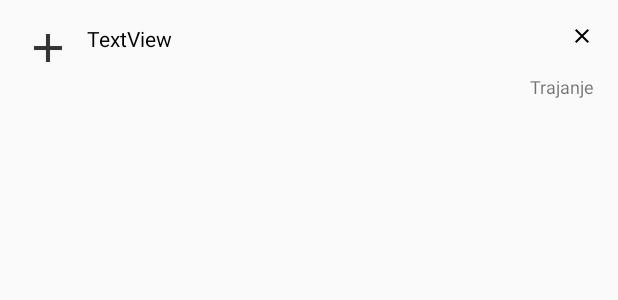
After one commit to ajokic1/timely, an Android app: the layout neo_item.xml on its own in the app's theme, with its tools: preview values and no code run, on a phone screen of 412 x 824 dp. The commit adds this screen. Shown: the top 300 px of the screen. Run offline under Robolectric (Android 15) with nearby library versions, the phone set to English and light mode, and no system bars.

Commit message:
Dodao neodredjene

```diff
--- a/app/src/main/AndroidManifest.xml
+++ b/app/src/main/AndroidManifest.xml
@@ -22,8 +22,10 @@
         <activity
             android:name=".Unos"
             android:windowSoftInputMode="adjustResize" />
-        <activity android:name=".IzaberiUnos"
-            android:label="Nova obaveza"></activity>
+        <activity
+            android:name=".IzaberiUnos"
+            android:label="Nova obaveza" />
+        <activity android:name=".Neodredjene"></activity>
     </application>
 
 </manifest>
--- a/app/src/main/java/com/example/andrej/timely/Datum.java
+++ b/app/src/main/java/com/example/andrej/timely/Datum.java
@@ -43,7 +43,10 @@ public class Datum {
 
     public String toString(){
         String s = Integer.toString(intDatum);
-        return s.substring(6,7) + "." + s.substring(4,5) + "." + s.substring(0,3);
+        try{return s.substring(6,7) + "." + s.substring(4,5) + "." + s.substring(0,3);}
+        catch (StringIndexOutOfBoundsException e){
+            return "";
+        }
     }
 
     public Datum(int dan, int mjesec, int godina) {
--- /dev/null
+++ b/app/src/main/res/layout/neo_item.xml
@@ -0,0 +1,71 @@
+<?xml version="1.0" encoding="utf-8"?>
+<LinearLayout xmlns:android="http://schemas.android.com/apk/res/android"
+    xmlns:app="http://schemas.android.com/apk/res-auto"
+    android:layout_width="match_parent"
+    android:layout_height="wrap_content"
+    android:orientation="vertical"
+    android:id="@+id/itemLinLay">
+
+    <RelativeLayout
+        android:layout_width="match_parent"
+        android:layout_weight="1"
+        android:layout_height="50dp"
+        android:layout_margin="16dp">
+
+        <TextView
+            android:text="Trajanje"
+            android:layout_width="wrap_content"
+            android:layout_height="wrap_content"
+            android:layout_centerVertical="false"
+            android:layout_alignParentRight="true"
+            android:layout_alignParentEnd="true"
+            android:id="@+id/neoItemTrajanje"
+            android:textSize="12sp"
+            android:layout_alignParentBottom="true"
+            android:layout_alignTop="@+id/pocItemVrijeme" />
+
+        <TextView
+            android:layout_width="match_parent"
+            android:layout_height="wrap_content"
+            android:id="@+id/neoItemDatum"
+            android:layout_weight="1"
+            android:layout_marginTop="10dp"
+            android:layout_marginBottom="5dp"
+            android:layout_alignParentBottom="true"
+            android:textSize="12sp"
+            android:layout_below="@+id/PocItemText"
+            android:layout_toEndOf="@+id/neoDodaj" />
+
+        <ImageView
+            android:layout_width="wrap_content"
+            android:layout_height="wrap_content"
+            app:srcCompat="@drawable/ic_clear_black_16dp"
+            android:layout_alignParentTop="true"
+            android:layout_alignParentRight="true"
+            android:layout_alignParentEnd="true"
+            android:id="@+id/neoItemBrisi" />
+
+        <ImageView
+            android:layout_width="wrap_content"
+            android:layout_height="wrap_content"
+            app:srcCompat="@drawable/ic_dodaj_neodr"
+            android:id="@+id/neoDodaj"
+            android:layout_alignParentTop="true"
+            android:layout_alignParentLeft="true"
+            android:layout_alignParentStart="true"
+            android:layout_marginRight="10dp" />
+
+        <TextView
+            android:text="TextView"
+            android:layout_width="wrap_content"
+            android:layout_height="wrap_content"
+            android:id="@+id/neoItemText"
+            android:textColor="@android:color/black"
+            android:textSize="14sp"
+            android:layout_alignParentTop="true"
+            android:layout_toRightOf="@+id/neoDodaj"
+            android:layout_toEndOf="@+id/neoDodaj" />
+
+    </RelativeLayout>
+
+</LinearLayout>
--- a/app/src/main/res/menu/menu_main.xml
+++ b/app/src/main/res/menu/menu_main.xml
@@ -4,6 +4,8 @@
     tools:context="com.example.andrej.timely.MainActivity">
     <item android:title="Obrisi sve"
         android:id="@+id/menuObrisiSve" />
+    <item android:title="Neodredjene"
+        android:id="@+id/menuNeodredjene" />
     <item
         android:id="@+id/action_settings"
         android:orderInCategory="100"
```
Also changed, not shown: app/src/main/java/com/example/andrej/timely/MainActivity.java (+18 -0 lines), app/src/main/java/com/example/andrej/timely/Neodredjene.java (added, +114 -0 lines), app/src/main/res/layout/activity_neodredjene.xml (added, +20 -0 lines), app/src/main/res/drawable-hdpi/ic_dodaj_neodr.png (added), app/src/main/res/drawable-mdpi/ic_dodaj_neodr.png (added), app/src/main/res/drawable-xhdpi/ic_dodaj_neodr.png (added), app/src/main/res/drawable-xxhdpi/ic_dodaj_neodr.png (added).
